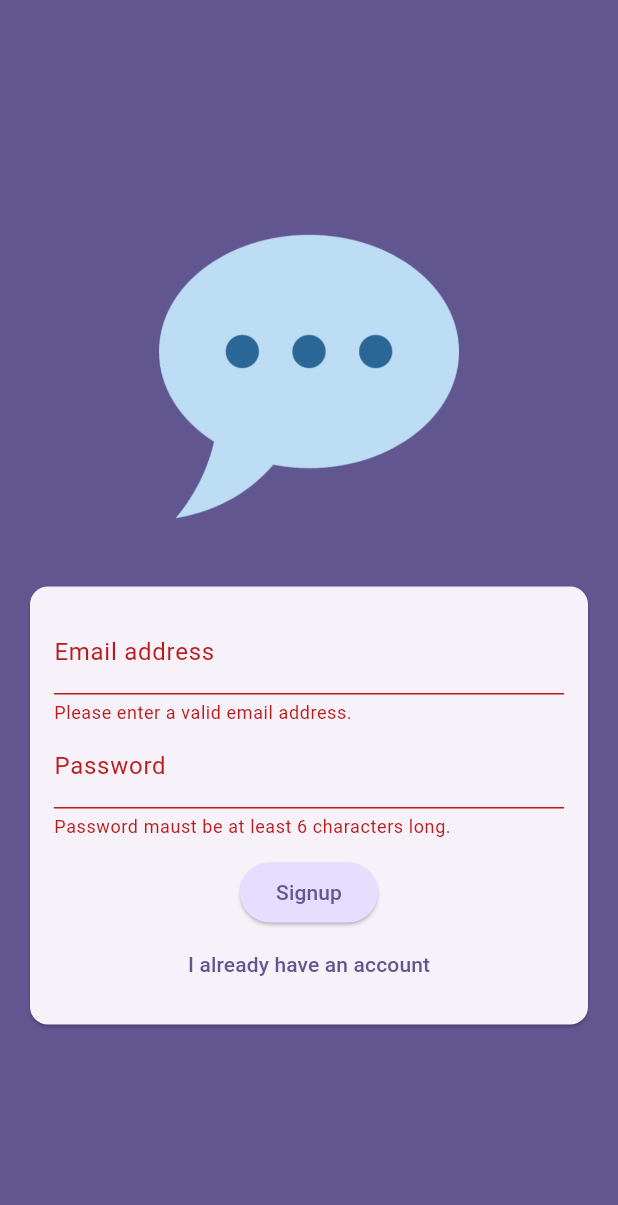
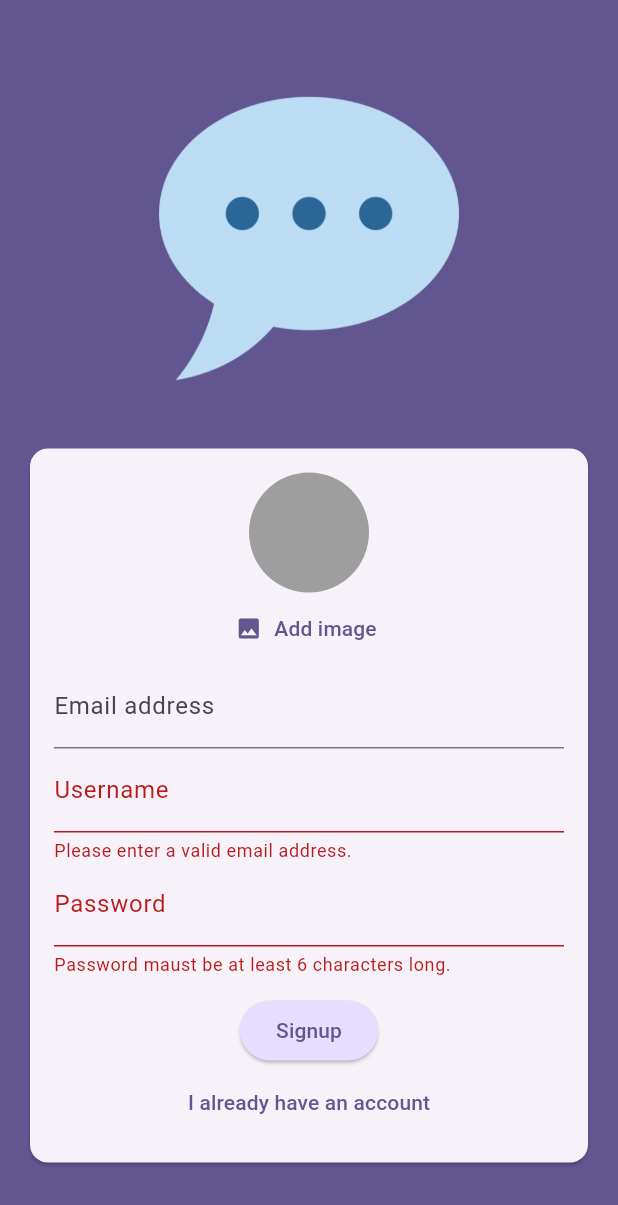
Before and after one commit to andrewhoncharenko/chat_app, a Flutter app: the screen it shows after launch, after a tap on "Login", after a tap on "Create an account", on a phone screen of 412 x 824 dp. Shown: the top 1205 px of the screen. Run offline on Flutter 3.47's test engine with Material 3 defaults, Android fonts, the phone set to English and light mode, and no system bars; our stand-ins replace cloud_firestore, firebase_auth, firebase_core, firebase_storage, image_picker; accounts and stored records are empty.

Commit message:
save user image and username

```diff
--- a/lib/screens/auth.dart
+++ b/lib/screens/auth.dart
@@ -1,5 +1,10 @@
+import "dart:io";
 import "package:flutter/material.dart";
 import "package:firebase_auth/firebase_auth.dart";
+import "package:firebase_storage/firebase_storage.dart";
+import "package:cloud_firestore/cloud_firestore.dart";
+
+import "package:flutter_chat/widgets/user_image_picker.dart";
 
 final _firebase = FirebaseAuth.instance;
 
@@ -14,16 +19,21 @@ class AuthScreen extends StatefulWidget {
 class AuthScreenState extends State<AuthScreen> {
   final GlobalKey<FormState> _form = GlobalKey<FormState>();
   bool _isLogin = true;
-  late String _enteredEmail, _enteredPassword;
+  bool _isAuthenticating = false;
+  late String _enteredEmail, _enteredPassword, _enteredUsername;
+  File? _selectedImage;
 
   void _submit() async {
     bool isValid = _form.currentState!.validate();
 
-    if (!isValid) {
+    if (!isValid || !_isLogin && _selectedImage == null) {
       return;
     }
     _form.currentState!.save();
     try {
+      setState(() {
+        _isAuthenticating = true;
+      });
       if (_isLogin) {
         final UserCredential userCredentials = await _firebase
             .signInWithEmailAndPassword(
@@ -36,13 +46,31 @@ class AuthScreenState extends State<AuthScreen> {
           email: _enteredEmail,
           password: _enteredPassword,
         );
+
+        final Reference storageRef = FirebaseStorage.instance.ref().child("user_images").child("${userCredentials.user!.uid}.jpg");
+
+        await storageRef.putFile(_selectedImage!);
+        final String imageUrl = await storageRef.getDownloadURL();
+        await FirebaseFirestore.instance.collection("users").
+        doc(userCredentials.user!.uid).
+        set({
+          "username": _enteredUsername,
+          "email": _enteredEmail,
+          "image_url": imageUrl
+        });
       }
+      setState(() {
+        _isAuthenticating = false;
+      });
     }
     on FirebaseAuthException catch (error) {
       ScaffoldMessenger.of(context).clearSnackBars();
       ScaffoldMessenger.of(context).showSnackBar(
         SnackBar(content: Text(error.message ?? "Authentication failed.")),
       );
+      setState(() {
+        _isAuthenticating = false;
+      });
     }
   }
 
@@ -75,6 +103,10 @@ class AuthScreenState extends State<AuthScreen> {
                       child: Column(
                         mainAxisSize: MainAxisSize.min,
                         children: [
+                          if(!_isLogin)
+                            UserImagePicker(onPickImage: (File pickedImage) {
+                              _selectedImage = pickedImage;
+                            },),
                           TextFormField(
                             decoration: const InputDecoration(
                               labelText: "Email address",
@@ -92,6 +124,19 @@ class AuthScreenState extends State<AuthScreen> {
                             },
                             onSaved: (value) {
                               _enteredEmail = value!;
+                            },
+                          ),
+                          if(!_isLogin)
+                            TextFormField(decoration: InputDecoration(labelText: "Username"),
+                              enableSuggestions: false,
+                              validator: (value) {
+                                if(value == null || value.isEmpty || value.trim().length < 4) {
+                                  return "Please enter at least 4 characters.";
+                                }
+                                return null;
+                              },
+                              onSaved: (value) {
+                                _enteredUsername = value!;
                               },
                             ),
                           TextFormField(
@@ -112,6 +157,9 @@ class AuthScreenState extends State<AuthScreen> {
                             },
                           ),
                           const SizedBox(height: 12),
+                          if(_isAuthenticating)
+                            CircularProgressIndicator(),
+                          if(!_isAuthenticating)
                             ElevatedButton(
                               onPressed: _submit,
                               style: ElevatedButton.styleFrom(
@@ -122,6 +170,7 @@ class AuthScreenState extends State<AuthScreen> {
                               ),
                               child: Text(_isLogin ? "Login" : "Signup"),
                             ),
+                          if(!_isAuthenticating)
                             TextButton(
                               onPressed: () {
                                 setState(() {
--- /dev/null
+++ b/lib/widgets/user_image_picker.dart
@@ -0,0 +1,45 @@
+import "dart:io";
+import "package:flutter/material.dart";
+import "package:image_picker/image_picker.dart";
+
+class UserImagePicker extends StatefulWidget {
+  final void Function(File pickedImage) onPickImage;
+
+  const UserImagePicker({super.key, required this.onPickImage});
+  @override
+  State<UserImagePicker> createState() {
+    return _UserImagePickerState();
+  }
+}
+
+class _UserImagePickerState extends State<UserImagePicker> {
+  File? _pickedImageFile;
+
+
+  void _pickImage() async {
+      final XFile? pickedImage = await ImagePicker().pickImage(source: ImageSource.camera,
+          imageQuality: 50,
+          maxWidth: 150);
+
+      if(pickedImage == null) {
+        return;
+      }
+      setState(() {
+        _pickedImageFile = File(pickedImage.path);
+      });
+
+      widget.onPickImage(_pickedImageFile!);
+  }
+  @override
+  Widget build(BuildContext context) {
+    return Column(children: [
+      CircleAvatar(radius: 40,
+        backgroundColor: Colors.grey,
+        foregroundImage: _pickedImageFile != null ? FileImage(_pickedImageFile!) : null,),
+      TextButton.icon(onPressed: _pickImage,
+        icon: const Icon(Icons.image),
+        label: Text("Add image",
+          style: TextStyle(color: Theme.of(context).colorScheme.primary),
+      ))],);
+  }
+}
--- a/pubspec.yaml
+++ b/pubspec.yaml
@@ -38,6 +38,7 @@ dependencies:
   firebase_auth: ^5.5.4
   firebase_storage: ^12.4.6
   image_picker: ^1.1.2
+  cloud_firestore: ^5.6.8
 
 dev_dependencies:
   flutter_test:
```
Also changed, not shown: pubspec.lock, 4 other files. Lines whose indentation alone changed are shown as unchanged.
